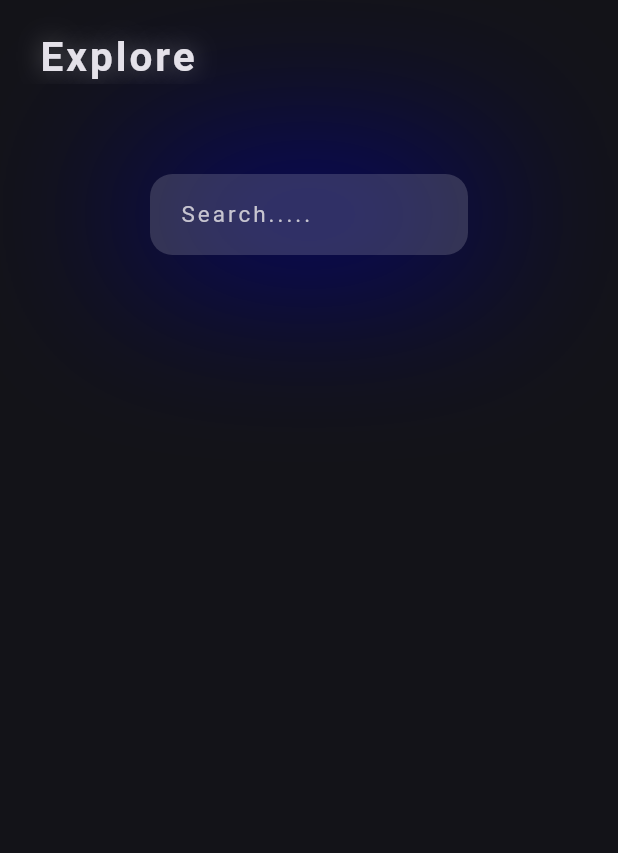
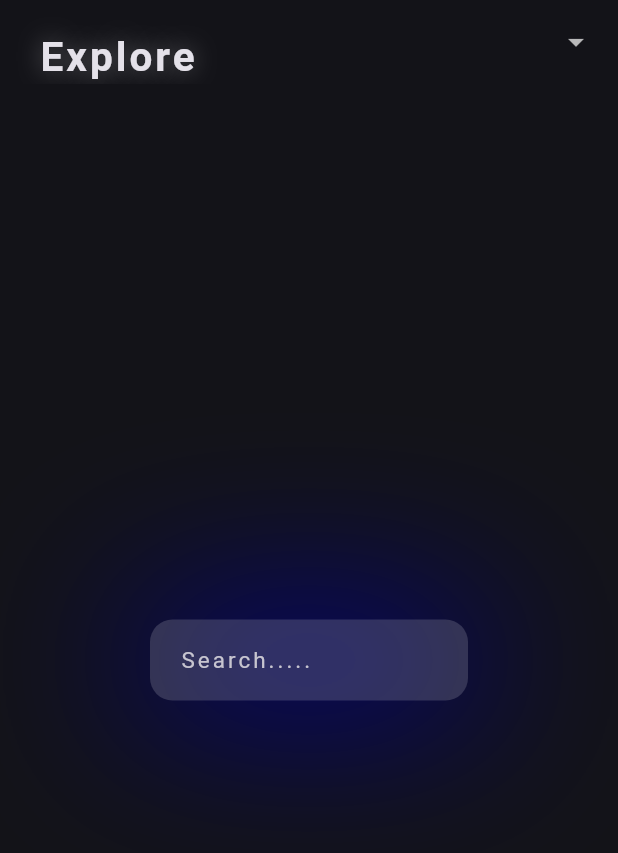
Before and after one commit to rituraj-z/search_explore, a Flutter app: the screen it shows after launch, on a phone screen of 412 x 824 dp. Shown: the top 853 px of the screen. Run offline on Flutter 3.47's test engine with Material 3 defaults, Android fonts, the phone set to English and light mode, and no system bars; statements that could not run were skipped.

Commit message:
Update homepage.dart

```diff
--- a/lib/homepage.dart
+++ b/lib/homepage.dart
@@ -1,6 +1,8 @@
 import 'package:flutter/material.dart';
 import 'package:search_explore/search_bar.dart';
-import 'title_bar.dart';
+import 'package:search_explore/title_bar.dart';
+import 'package:url_launcher/url_launcher_string.dart';
+import 'package:search_explore/search_engine_enum.dart'; // Import the new enum file
 
 class HomePage extends StatefulWidget {
   const HomePage({super.key});
@@ -10,16 +12,84 @@ class HomePage extends StatefulWidget {
 }
 
 class _HomePageState extends State<HomePage> {
+  // Use the imported SearchEngine enum
+  SearchEngine _selectedEngine = SearchEngine.google;
+
+  static const Map<SearchEngine, String> _searchEngineUrls = {
+    SearchEngine.google: 'https://www.google.com/search?q=',
+    SearchEngine.youtube: 'https://www.youtube.com/results?search_query=',
+    SearchEngine.duckduckgo: 'https://duckduckgo.com/?q=',
+    SearchEngine.wikipedia: 'https://en.wikipedia.org/wiki/Special:Search?search=',
+  };
+
+  void _performSearchFromAppBar(String query) async {
+    if (query.isNotEmpty) {
+      final baseUrl = _searchEngineUrls[_selectedEngine];
+      if (baseUrl == null) {
+        debugPrint('Error: No URL found for selected search engine.');
+        return;
+      }
+      final url = '$baseUrl${Uri.encodeComponent(query)}';
+
+      if (await canLaunchUrlString(url)) {
+        await launchUrlString(url);
+      } else {
+        ScaffoldMessenger.of(context).showSnackBar(
+          SnackBar(content: Text('Could not launch $url')),
+        );
+      }
+    }
+  }
+
   @override
   Widget build(BuildContext context) {
     return Scaffold(
       appBar: AppBar(
         forceMaterialTransparency: true,
         title: const TitleBar(),
+        actions: [
+          Padding(
+            padding: const EdgeInsets.only(right: 16.0),
+            child: DropdownButton<SearchEngine>( // Use SearchEngine here
+              value: _selectedEngine,
+              icon: const Icon(Icons.arrow_drop_down, color: Colors.white70),
+              underline: const SizedBox(),
+              onChanged: (SearchEngine? newValue) { // Use SearchEngine here
+                setState(() {
+                  _selectedEngine = newValue!;
+                });
+              },
+              items: const <DropdownMenuItem<SearchEngine>>[ // Use SearchEngine here
+                DropdownMenuItem(
+                  value: SearchEngine.google,
+                  child: Text('Google', style: TextStyle(color: Colors.white)),
+                ),
+                DropdownMenuItem(
+                  value: SearchEngine.youtube,
+                  child: Text('YouTube', style: TextStyle(color: Colors.white)),
+                ),
+                DropdownMenuItem(
+                  value: SearchEngine.duckduckgo,
+                  child: Text('DuckDuckGo', style: TextStyle(color: Colors.white)),
+                ),
+                DropdownMenuItem(
+                  value: SearchEngine.wikipedia,
+                  child: Text('Wikipedia', style: TextStyle(color: Colors.white)),
+                ),
+              ],
+              dropdownColor: const Color.fromARGB(255, 1, 2, 32),
+            ),
+          ),
+        ],
       ),
-      body: const Column(
+      body: Column(
         children: [
-          Searchbar(),
+          Expanded(
+            child: Searchbar(
+              selectedEngine: _selectedEngine,
+              onSearch: _performSearchFromAppBar,
+            ),
+          ),
         ],
       ),
     );
```
